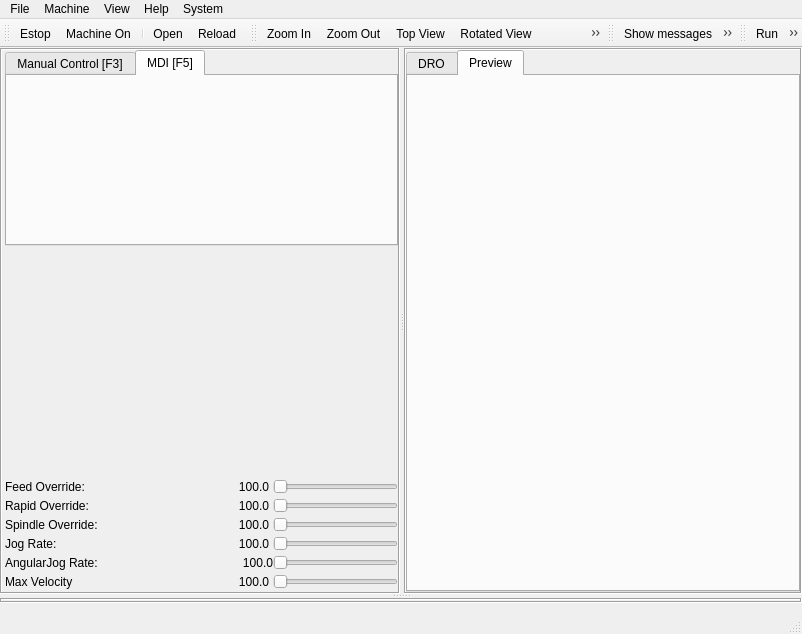
Before: the Qt Designer form share/qtvcp/screens/qtaxis/qtaxis.ui in LinuxCNC/linuxcnc, drawn with Qt 5.
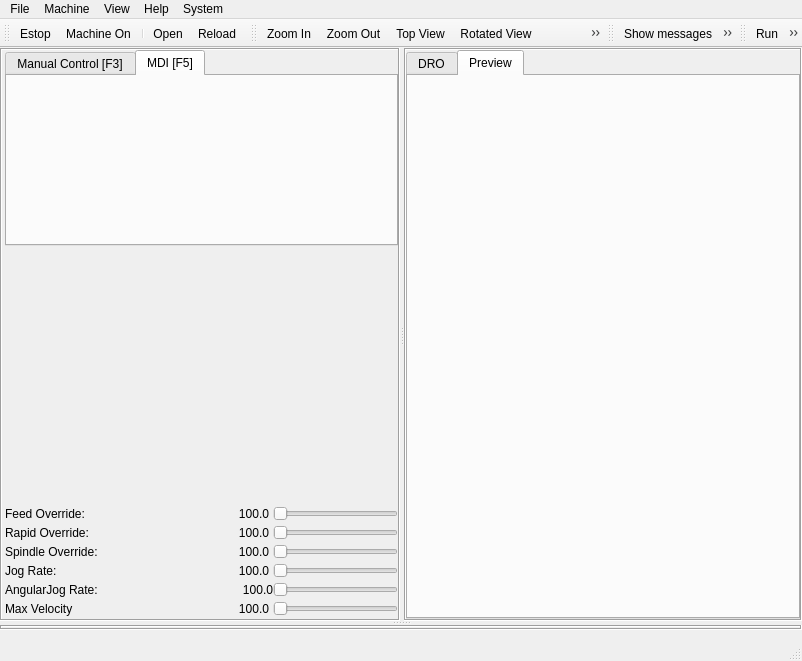
After: the same form once the commit is applied. The open tabs and pages were chosen to show the change. Icons and pictures are not drawn. Custom widgets are drawn as their Qt base class.

Commit message:
qtaxis -add widget focus MPG selection for scrolling. clean up prints
Can scroll graphics,gcode display,MDI list and adjust override sliders.
Must have qtaxis.mpg-in connected.
selected widget's border will change color

remove some debug prints

What changed in the file:
```diff
--- a/share/qtvcp/screens/qtaxis/qtaxis.ui
+++ b/share/qtvcp/screens/qtaxis/qtaxis.ui
@@ -7,7 +7,7 @@
     <x>0</x>
     <y>0</y>
     <width>802</width>
-    <height>634</height>
+    <height>661</height>
    </rect>
   </property>
   <property name="windowTitle">
@@ -2312,16 +2312,16 @@
                      </attribute>
                      <layout class="QVBoxLayout" name="verticalLayout">
                       <property name="leftMargin">
-                       <number>0</number>
+                       <number>2</number>
                       </property>
                       <property name="topMargin">
-                       <number>0</number>
+                       <number>2</number>
                       </property>
                       <property name="rightMargin">
-                       <number>0</number>
+                       <number>2</number>
                       </property>
                       <property name="bottomMargin">
-                       <number>0</number>
+                       <number>2</number>
                       </property>
                       <item>
                        <widget class="GCodeGraphics" name="gcodegraphics">
```
Left out of the diff: 32 changed lines with no effect on the pictures. The commit also changes 1 other file.
